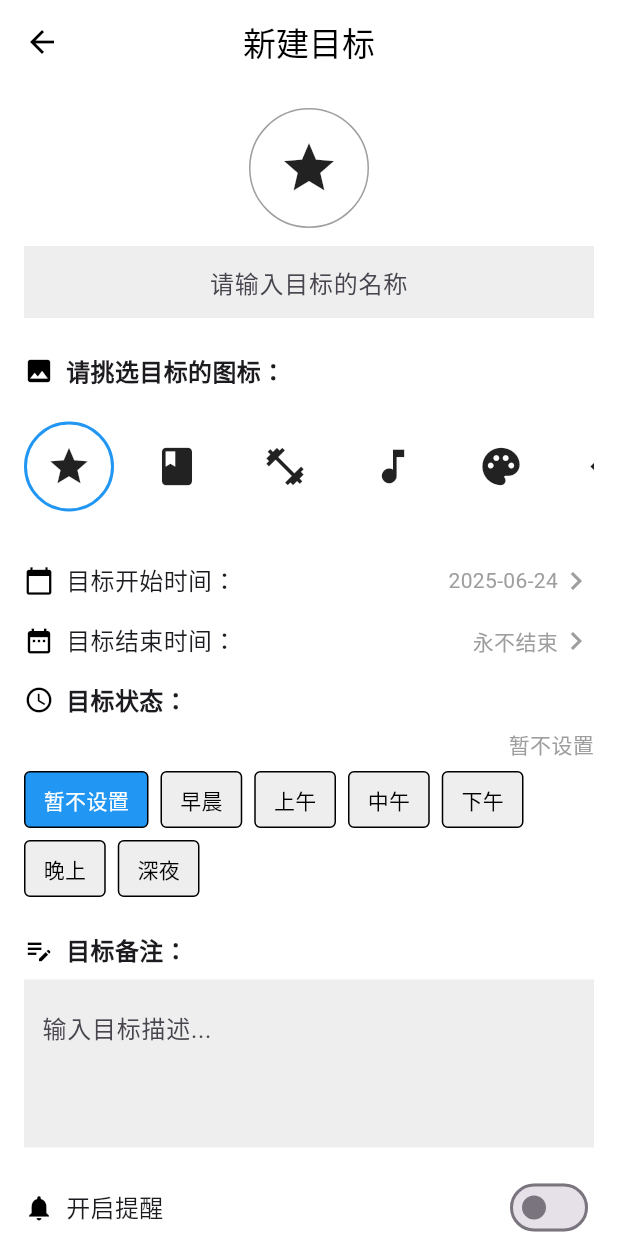
After one commit to ContentMy/runfastxm_flutter, a Flutter app: the screen it shows after launch, item 2 of the bottom bar chosen, after a tap on the "add" icon, on a phone screen of 412 x 824 dp. The commit adds this screen. Run offline on Flutter 3.47's test engine with Material 3 defaults, Android fonts, the phone set to English and light mode, and no system bars; our stand-ins replace flutter_local_notifications, flutter_slidable, hive, hive_flutter, permission_handler, timezone; accounts and stored records are empty.

Commit message:
需求：目标模块部分功能实现（目标列表，新建/编辑目标）

```diff
--- /dev/null
+++ b/lib/domain/models/goal.dart
@@ -0,0 +1,70 @@
+import 'package:hive/hive.dart';
+import 'package:uuid/uuid.dart';
+
+part 'goal.g.dart';
+
+@HiveType(typeId: 1)
+class Goal extends HiveObject {
+  @HiveField(0)
+  final String id;
+
+  @HiveField(1)
+  final int iconIndex;
+
+  @HiveField(2)
+  final String title;
+
+  @HiveField(3)
+  final int startTime;
+
+  @HiveField(4)
+  final int endTime;
+
+  @HiveField(5)
+  final int statusIndex;
+
+  @HiveField(6)
+  final String content;
+
+  @HiveField(7)
+  final bool needRemind;
+
+  Goal({
+    String? id,
+    required this.iconIndex,
+    required this.title,
+    required this.startTime,
+    required this.endTime,
+    required this.statusIndex,
+    this.content = "",
+    this.needRemind = false,
+  }) : id = id ?? const Uuid().v4();
+
+  // 辅助 Getter
+  DateTime get startDateTime => DateTime.fromMillisecondsSinceEpoch(startTime);
+  DateTime get endDateTime => DateTime.fromMillisecondsSinceEpoch(endTime);
+  bool get isEndless => endTime == 0;
+
+  // 复制方法用于更新
+  Goal copyWith({
+    String? id,
+    int? iconIndex,
+    String? title,
+    int? startTime,
+    int? endTime,
+    int? statusIndex,
+    String? content,
+    bool? needRemind,
+  }) {
+    return Goal(
+      id: id ?? this.id,
+      iconIndex: iconIndex ?? this.iconIndex,
+      title: title ?? this.title,
+      startTime: startTime ?? this.startTime,
+      endTime: endTime ?? this.endTime,
+      statusIndex: statusIndex ?? this.statusIndex,
+      content: content ?? this.content,
+      needRemind: needRemind ?? this.needRemind,
+    );
+  }
+}
--- a/lib/main.dart
+++ b/lib/main.dart
@@ -1,8 +1,11 @@
 import 'package:flutter/material.dart';
 import 'package:hive_flutter/adapters.dart';
 import 'package:provider/provider.dart';
+import 'package:runfastxm_flutter/presentation/view_models/goal_view_model.dart';
+import 'package:runfastxm_flutter/presentation/views/goal/goal_page.dart';
 import 'package:runfastxm_flutter/presentation/views/settings/settings_page.dart';
 import 'package:runfastxm_flutter/services/notification_service.dart';
+import 'domain/models/goal.dart';
 import 'domain/models/reminder.dart';
 import 'presentation/view_models/reminder_view_model.dart';
 import 'presentation/views/reminder/reminder_page.dart';
@@ -13,6 +16,8 @@ void main() async{
   await Hive.initFlutter();
   Hive.registerAdapter(ReminderAdapter());
   await Hive.openBox<Reminder>('reminders');
+  Hive.registerAdapter(GoalAdapter());
+  await Hive.openBox<Goal>('goals');
 
   await NotificationService.init(); // 初始化通知插件
 
@@ -20,6 +25,7 @@ void main() async{
     MultiProvider(
       providers: [
         ChangeNotifierProvider(create: (_) => ReminderViewModel()),
+        ChangeNotifierProvider(create: (_) => GoalViewModel()),
       ],
       child: const RunFastApp(),
     ),
@@ -53,7 +59,7 @@ class _MainScaffoldState extends State<MainScaffold> {
 
   final List<Widget> _pages = const [
     ReminderPage(),
-    Placeholder(child: Center(child: Text('目标'))),
+    GoalPage(),
     Placeholder(child: Center(child: Text('日记'))),
     SettingsPage(),
   ];
--- /dev/null
+++ b/lib/presentation/view_models/goal_view_model.dart
@@ -0,0 +1,38 @@
+import 'package:flutter/material.dart';
+import 'package:runfastxm_flutter/domain/models/goal.dart';
+import '../../data/repositories_impl/goal_repository_impl.dart';
+
+class GoalViewModel extends ChangeNotifier {
+  final GoalRepository repository = GoalRepository();
+
+  GoalViewModel() {
+    loadGoals();
+  }
+
+  List<Goal> _goals = [];
+  List<Goal> get goals => _goals;
+
+  void loadGoals() {
+    _goals = repository.getAllGoals();
+    notifyListeners();
+  }
+
+  void addGoal(Goal goal) async {
+    await repository.addGoal(goal);
+    loadGoals();
+  }
+
+  void updateGoal(Goal goal) async {
+    await repository.updateGoal(goal);
+    loadGoals();
+  }
+
+  void deleteGoal(String id) async {
+    await repository.deleteGoal(id);
+    loadGoals();
+  }
+
+  Goal? getGoalById(String id) {
+    return repository.getGoalById(id);
+  }
+}
--- /dev/null
+++ b/lib/presentation/views/goal/goal_edit_page.dart
@@ -0,0 +1,286 @@
+import 'package:flutter/material.dart';
+import 'package:intl/intl.dart';
+import 'package:runfastxm_flutter/domain/models/goal.dart';
+
+class GoalEditPage extends StatefulWidget {
+  final Goal? goal;
+
+  const GoalEditPage({super.key, this.goal});
+
+  @override
+  State<GoalEditPage> createState() => _GoalEditPageState();
+}
+
+class _GoalEditPageState extends State<GoalEditPage> {
+  final TextEditingController _titleController = TextEditingController();
+  final TextEditingController _contentController = TextEditingController();
+
+  int _selectedIconIndex = 0;
+  int _startTime = DateTime.now().millisecondsSinceEpoch;
+  int? _endTime;
+  int _selectedStatusIndex = 0;
+  bool _needRemind = false;
+
+  final List<IconData> _icons = [
+    Icons.star, Icons.book, Icons.fitness_center, Icons.music_note,
+    Icons.palette, Icons.code, Icons.language, Icons.camera_alt, Icons.travel_explore
+  ];
+
+  final List<String> _statuses = ['暂不设置', '早晨', '上午', '中午', '下午', '晚上', '深夜'];
+
+  Future<void> _pickDate({required bool isStart}) async {
+    final initialDate = isStart
+        ? DateTime.fromMillisecondsSinceEpoch(_startTime)
+        : (_endTime != null ? DateTime.fromMillisecondsSinceEpoch(_endTime!) : DateTime.now());
+
+    final picked = await showDatePicker(
+      context: context,
+      initialDate: initialDate,
+      firstDate: DateTime(2000),
+      lastDate: DateTime(2100),
+    );
+
+    if (picked != null) {
+      setState(() {
+        if (isStart) {
+          _startTime = picked.millisecondsSinceEpoch;
+          // 如果结束时间早于开始时间，重置结束时间
+          if (_endTime != null && _endTime! < _startTime) {
+            _endTime = null;
+          }
+        } else {
+          _endTime = picked.millisecondsSinceEpoch;
+        }
+      });
+    }
+  }
+
+  @override
+  void initState() {
+    super.initState();
+
+    if (widget.goal != null) {
+      final goal = widget.goal!;
+      _titleController.text = goal.title;
+      _contentController.text = goal.content;
+      _selectedIconIndex = goal.iconIndex;
+      _startTime = goal.startTime;
+      _endTime = goal.endTime == 0 ? null : goal.endTime;
+      _selectedStatusIndex = goal.statusIndex;
+      _needRemind = goal.needRemind;
+    }
+  }
+
+  @override
+  Widget build(BuildContext context) {
+    return Scaffold(
+      backgroundColor: Colors.white,
+      appBar: AppBar(
+        backgroundColor: Colors.white,
+        foregroundColor: Colors.black,
+        elevation: 0,
+        title: Text(widget.goal != null ? '编辑目标' : '新建目标'),
+        centerTitle: true,
+      ),
+      body: ListView(
+        padding: const EdgeInsets.all(16),
+        children: [
+          Center(
+            child: Container(
+              width: 80,
+              height: 80,
+              decoration: BoxDecoration(
+                shape: BoxShape.circle,
+                border: Border.all(color: Colors.grey),
+              ),
+              child: Icon(_icons[_selectedIconIndex], size: 40),
+            ),
+          ),
+          const SizedBox(height: 12),
+          Center(
+            child: Container(
+              padding: const EdgeInsets.symmetric(horizontal: 12),
+              color: Colors.grey[200],
+              child: TextField(
+                controller: _titleController,
+                textAlign: TextAlign.center,
+                decoration: const InputDecoration(
+                  hintText: '请输入目标的名称',
+                  border: InputBorder.none,
+                ),
+              ),
+            ),
+          ),
+          const SizedBox(height: 24),
+          _buildSectionTitle(Icons.image, '请挑选目标的图标：'),
+          const SizedBox(height: 12),
+          SizedBox(
+            height: 80,
+            child: ListView.separated(
+              scrollDirection: Axis.horizontal,
+              itemCount: _icons.length,
+              separatorBuilder: (_, __) => const SizedBox(width: 12),
+              itemBuilder: (context, index) {
+                final selected = index == _selectedIconIndex;
+                return GestureDetector(
+                  onTap: () {
+                    setState(() => _selectedIconIndex = index);
+                  },
+                  child: Container(
+                    width: 60,
+                    height: 60,
+                    decoration: BoxDecoration(
+                      shape: BoxShape.circle,
+                      border: selected
+                          ? Border.all(color: Colors.blue, width: 2)
+                          : null,
+                    ),
+                    child: Icon(_icons[index], size: 30),
+                  ),
+                );
+              },
+            ),
+          ),
+          const SizedBox(height: 24),
+          _buildDatePicker(
+              Icons.calendar_today,
+              '目标开始时间：',
+              DateFormat('yyyy-MM-dd').format(DateTime.fromMillisecondsSinceEpoch(_startTime)),
+                  () => _pickDate(isStart: true)
+          ),
+          const SizedBox(height: 16),
+          _buildDatePicker(
+              Icons.date_range,
+              '目标结束时间：',
+              _endTime != null
+                  ? DateFormat('yyyy-MM-dd').format(DateTime.fromMillisecondsSinceEpoch(_endTime!))
+                  : '永不结束',
+                  () => _pickDate(isStart: false)
+          ),
+          const SizedBox(height: 16),
+          _buildSectionTitle(Icons.access_time, '目标状态：'),
+          const SizedBox(height: 8),
+          Align(
+            alignment: Alignment.centerRight,
+            child: Text(
+              _statuses[_selectedStatusIndex],
+              style: const TextStyle(color: Colors.grey),
+            ),
+          ),
+          const SizedBox(height: 8),
+          Wrap(
+            spacing: 8,
+            runSpacing: 8,
+            children: List.generate(_statuses.length, (index) {
+              final selected = index == _selectedStatusIndex;
+              return GestureDetector(
+                onTap: () => setState(() => _selectedStatusIndex = index),
+                child: Container(
+                  padding: const EdgeInsets.symmetric(horizontal: 12, vertical: 8),
+                  decoration: BoxDecoration(
+                    color: selected ? Colors.blue : Colors.grey[200],
+                    border: Border.all(color: Colors.black),
+                    borderRadius: BorderRadius.circular(4),
+                  ),
+                  child: Text(
+                    _statuses[index],
+                    style: TextStyle(color: selected ? Colors.white : Colors.black),
+                  ),
+                ),
+              );
+            }),
+          ),
+          const SizedBox(height: 24),
+          _buildSectionTitle(Icons.edit_note, '目标备注：'),
+          const SizedBox(height: 8),
+          Container(
+            padding: const EdgeInsets.all(12),
+            color: Colors.grey[200],
+            child: TextField(
+              controller: _contentController,
+              maxLines: 3,
+              decoration: const InputDecoration(
+                hintText: '输入目标描述...',
+                border: InputBorder.none,
+              ),
+            ),
+          ),
+          const SizedBox(height: 16),
+          Row(
+            children: [
+              const Icon(Icons.notifications, size: 20, color: Colors.black),
+              const SizedBox(width: 8),
+              const Text('开启提醒', style: TextStyle(fontSize: 16)),
+              const Spacer(),
+              Switch(
+                value: _needRemind,
+                onChanged: (value) => setState(() => _needRemind = value),
+              ),
+            ],
+          ),
+          const SizedBox(height: 32),
+          SizedBox(
+            width: double.infinity,
+            height: 48,
+            child: ElevatedButton(
+              onPressed: _saveGoal,
+              style: ElevatedButton.styleFrom(
+                backgroundColor: Colors.green,
+              ),
+              child: const Text('保存', style: TextStyle(color: Colors.white)),
+            ),
+          ),
+        ],
+      ),
+    );
+  }
+
+  void _saveGoal() {
+    if (_titleController.text.isEmpty) {
+      ScaffoldMessenger.of(context).showSnackBar(
+        const SnackBar(content: Text('请输入目标名称')),
+      );
+      return;
+    }
+
+    final goal = Goal(
+      id: widget.goal?.id,
+      iconIndex: _selectedIconIndex,
+      title: _titleController.text,
+      startTime: _startTime,
+      endTime: _endTime ?? 0,
+      statusIndex: _selectedStatusIndex,
+      content: _contentController.text,
+      needRemind: _needRemind,
+    );
+
+    Navigator.pop(context, goal);
+  }
+
+  Widget _buildSectionTitle(IconData icon, String text) {
+    return Row(
+      children: [
+        Icon(icon, size: 20, color: Colors.black),
+        const SizedBox(width: 8),
+        Text(text, style: const TextStyle(fontSize: 16, fontWeight: FontWeight.bold)),
+      ],
+    );
+  }
+
+  Widget _buildDatePicker(IconData icon, String label, String value, VoidCallback onTap) {
+    return InkWell(
+      onTap: onTap,
+      child: Row(
+        children: [
+          Icon(icon, size: 20, color: Colors.black),
+          const SizedBox(width: 8),
+          Expanded(
+            child: Text(label, style: const TextStyle(fontSize: 16)),
+          ),
+          Text(value, style: const TextStyle(color: Colors.grey)),
+          const Icon(Icons.chevron_right, color: Colors.grey),
+        ],
+      ),
+    );
+  }
+}
--- /dev/null
+++ b/lib/presentation/views/goal/goal_page.dart
@@ -0,0 +1,112 @@
+import 'package:flutter/material.dart';
+import 'package:intl/intl.dart';
+import 'package:provider/provider.dart';
+import 'package:runfastxm_flutter/domain/models/goal.dart';
+import 'package:runfastxm_flutter/presentation/views/goal/goal_edit_page.dart';
+
+import '../../view_models/goal_view_model.dart';
+
+class GoalPage extends StatelessWidget {
+  const GoalPage({super.key});
+
+  final List<IconData> icons = const [
+    Icons.star, Icons.book, Icons.fitness_center, Icons.music_note,
+    Icons.palette, Icons.code, Icons.language, Icons.camera_alt, Icons.travel_explore,
+  ];
+
+  void _navigateToEdit(BuildContext context, [Goal? goal]) async {
+    final result = await Navigator.push<Goal>(
+      context,
+      MaterialPageRoute(builder: (_) => GoalEditPage(goal: goal)),
+    );
+
+    if (result != null) {
+      final viewModel = context.read<GoalViewModel>();
+      if (goal != null) {
+        viewModel.updateGoal(result);
+      } else {
+        viewModel.addGoal(result);
+      }
+    }
+  }
+
+  @override
+  Widget build(BuildContext context) {
+    return Consumer<GoalViewModel>(
+      builder: (context, viewModel, _) {
+        final goals = viewModel.goals;
+
+        return Scaffold(
+          appBar: AppBar(title: const Text('目标列表')),
+          body: goals.isEmpty
+              ? const Center(child: Text('暂无目标，点击右下角添加'))
+              : ListView.builder(
+            itemCount: goals.length,
+            itemBuilder: (context, index) {
+              final goal = goals[index];
+              return GestureDetector(
+                onTap: () => _navigateToEdit(context, goal),
+                child: Container(
+                  margin: const EdgeInsets.symmetric(horizontal: 16, vertical: 8),
+                  padding: const EdgeInsets.all(16),
+                  decoration: BoxDecoration(
+                    color: Colors.green[100],
+                    borderRadius: BorderRadius.circular(12),
+                    border: Border.all(color: Colors.black),
+                    boxShadow: const [
+                      BoxShadow(
+                        color: Colors.black12,
+                        offset: Offset(2, 2),
+                        blurRadius: 4,
+                      ),
+                    ],
+                  ),
+                  child: Row(
+                    children: [
+                      Icon(icons[goal.iconIndex], color: Colors.black),
+                      const SizedBox(width: 12),
+                      Expanded(
+                        child: Column(
+                          crossAxisAlignment: CrossAxisAlignment.start,
+                          children: [
+                            Text(goal.title,
+                                style: const TextStyle(
+                                    fontSize: 18, fontWeight: FontWeight.bold)),
+                            const SizedBox(height: 4),
+                            Text(goal.content,
+                                style: const TextStyle(
+                                    fontSize: 14, color: Colors.black54)),
+                            const SizedBox(height: 8),
+                            Row(
+                              children: [
+                                Text(
+                                  DateFormat('yyyy-MM-dd').format(goal.startDateTime),
+                                  style: const TextStyle(fontSize: 12),
+                                ),
+                                const Text(' 至 ', style: TextStyle(fontSize: 12)),
+                                Text(
+                                  goal.isEndless
+                                      ? '永久'
+                                      : DateFormat('yyyy-MM-dd').format(goal.endDateTime),
+                                  style: const TextStyle(fontSize: 12),
+                                ),
+                              ],
+                            ),
+                          ],
+                        ),
+                      ),
+                    ],
+                  ),
+                ),
+              );
+            },
+          ),
+          floatingActionButton: FloatingActionButton(
+            onPressed: () => _navigateToEdit(context),
+            child: const Icon(Icons.add),
+          ),
+        );
+      },
+    );
+  }
+}
--- a/pubspec.yaml
+++ b/pubspec.yaml
@@ -44,6 +44,7 @@ dependencies:
 #  flutter_local_notifications: ^12.0.4 #通知功能的集成（通知需要在原生配置权限）
 #  timezone: ^0.9.0 #时区转换的包
   permission_handler: ^11.3.1 #Android 权限动态申请
+  intl: ^0.18.1 #格式化日期
 
 dev_dependencies:
   flutter_test:
```
Also changed, not shown: lib/data/repositories_impl/goal_repository_impl.dart (added, +26 -0 lines), lib/domain/models/goal.g.dart (added).
